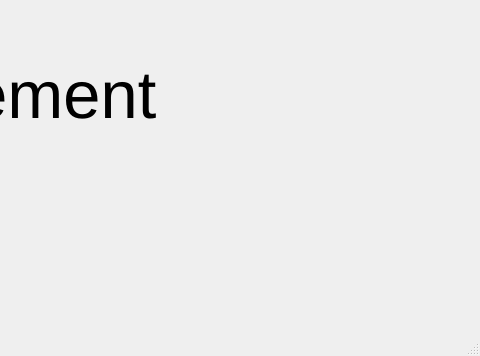
Qt form interface.ui (ComteHerrapait/JutsuDance) before a commit; both pictures show x 378 to 858 and y 115 to 471 of the 858 by 471 pixel window.
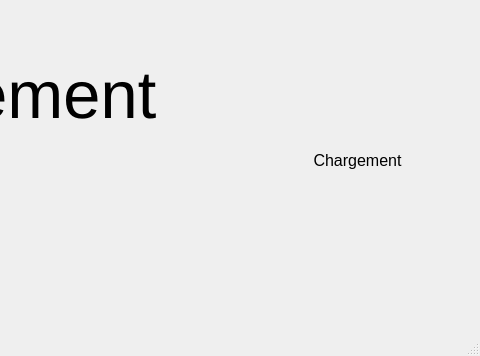
The same form after that commit.

Commit message: correctif interface 3e image

```diff
--- a/interface.ui
+++ b/interface.ui
@@ -56,6 +56,27 @@
      <set>Qt::AlignCenter</set>
     </property>
    </widget>
+   <widget class="QLabel" name="label3">
+    <property name="geometry">
+     <rect>
+      <x>660</x>
+      <y>210</y>
+      <width>151</width>
+      <height>131</height>
+     </rect>
+    </property>
+    <property name="font">
+     <font>
+      <pointsize>12</pointsize>
+     </font>
+    </property>
+    <property name="text">
+     <string>Chargement</string>
+    </property>
+    <property name="alignment">
+     <set>Qt::AlignCenter</set>
+    </property>
+   </widget>
   </widget>
   <widget class="QMenuBar" name="menubar">
    <property name="geometry">
```
The commit also changes 1 other file.
